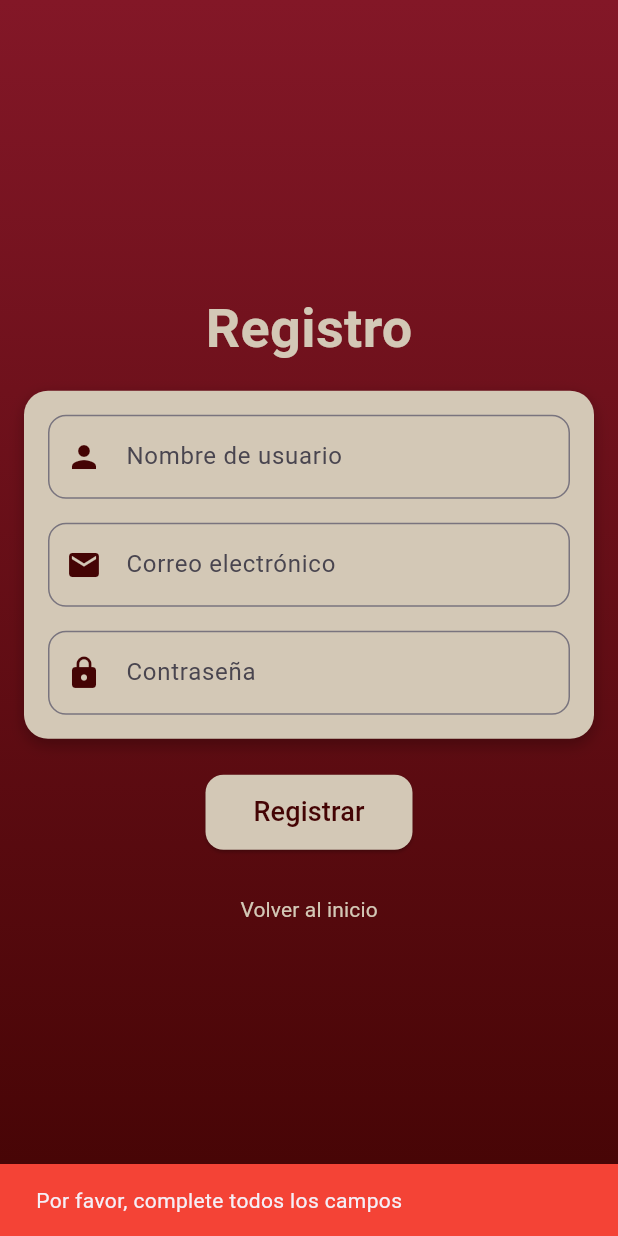
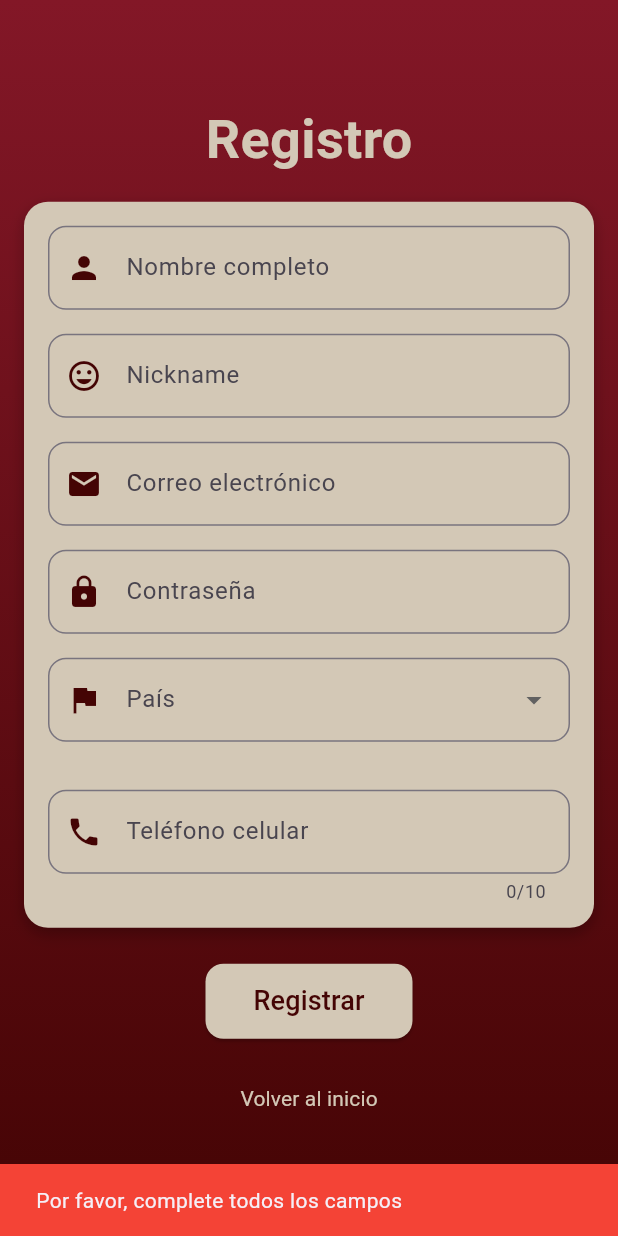
Before and after one commit to sab1103b/bild-flutter, a Flutter app: the Crearusuario screen opened by its route, after a tap on "Registrar", on a phone screen of 412 x 824 dp. Run offline on Flutter 3.47's test engine with Material 3 defaults, Android fonts, the phone set to English and light mode, and no system bars; our stand-ins replace firebase_core; accounts and stored records are empty.

Commit message:
mejora registro

```diff
--- a/lib/screens/crearusuario.dart
+++ b/lib/screens/crearusuario.dart
@@ -1,4 +1,5 @@
 import 'package:flutter/material.dart';
+import 'package:flutter/services.dart'; // Para los formateadores de texto
 
 class Crearusuario extends StatefulWidget {
   const Crearusuario({super.key});
@@ -8,19 +9,30 @@ class Crearusuario extends StatefulWidget {
 }
 
 class _CrearusuarioState extends State<Crearusuario> {
-  final TextEditingController _usernameController = TextEditingController();
+  final TextEditingController _fullnameController = TextEditingController();
+  final TextEditingController _nicknameController = TextEditingController();
   final TextEditingController _emailController = TextEditingController();
   final TextEditingController _passwordController = TextEditingController();
+  final TextEditingController _phoneController = TextEditingController();
+
+  String? _selectedCountry;
+  String? _selectedCity;
+
+  final List<String> _countries = ['Colombia', 'México', 'Argentina', 'Chile'];
+  final Map<String, List<String>> _cities = {
+    'Colombia': ['Bogotá', 'Medellín', 'Cali'],
+    'México': ['CDMX', 'Guadalajara', 'Monterrey'],
+    'Argentina': ['Buenos Aires', 'Córdoba', 'Rosario'],
+    'Chile': ['Santiago', 'Valparaíso', 'Concepción'],
+  };
 
   @override
   Widget build(BuildContext context) {
-    // Define colores vinotinto y beige para mantener la coherencia con el diseño.
     final Color vinotintoClaro = const Color.fromARGB(255, 131, 23, 39);
     final Color vinotintoOscuro = const Color.fromARGB(255, 68, 4, 4);
     final Color beigeClaro = const Color.fromARGB(255, 211, 200, 182);
 
     return Scaffold(
-      // Fondo con gradiente vinotinto
       body: Container(
         decoration: BoxDecoration(
           gradient: LinearGradient(
@@ -35,7 +47,6 @@ class _CrearusuarioState extends State<Crearusuario> {
             child: Column(
               mainAxisAlignment: MainAxisAlignment.center,
               children: [
-                // Título de la pantalla
                 Text(
                   'Registro',
                   style: TextStyle(
@@ -45,7 +56,6 @@ class _CrearusuarioState extends State<Crearusuario> {
                   ),
                 ),
                 const SizedBox(height: 16.0),
-                // Contenedor con campos de entrada
                 Container(
                   padding: const EdgeInsets.all(16.0),
                   decoration: BoxDecoration(
@@ -61,19 +71,34 @@ class _CrearusuarioState extends State<Crearusuario> {
                   ),
                   child: Column(
                     children: [
-                      // Campo de texto para nombre de usuario
+                      // Campo para nombre completo (solo letras)
                       TextField(
-                        controller: _usernameController,
+                        controller: _fullnameController,
                         decoration: InputDecoration(
-                          labelText: 'Nombre de usuario',
+                          labelText: 'Nombre completo',
                           prefixIcon: Icon(Icons.person, color: vinotintoOscuro),
+                          border: OutlineInputBorder(
+                            borderRadius: BorderRadius.circular(12.0),
+                          ),
+                        ),
+                        inputFormatters: [
+                          FilteringTextInputFormatter.allow(RegExp(r'[a-zA-Z\s]')), // Solo letras y espacios
+                        ],
+                      ),
+                      const SizedBox(height: 16.0),
+                      // Campo para nickname deseado
+                      TextField(
+                        controller: _nicknameController,
+                        decoration: InputDecoration(
+                          labelText: 'Nickname',
+                          prefixIcon: Icon(Icons.tag_faces, color: vinotintoOscuro),
                           border: OutlineInputBorder(
                             borderRadius: BorderRadius.circular(12.0),
                           ),
                         ),
                       ),
                       const SizedBox(height: 16.0),
-                      // Campo de texto para email
+                      // Campo para correo electrónico
                       TextField(
                         controller: _emailController,
                         keyboardType: TextInputType.emailAddress,
@@ -86,7 +111,7 @@ class _CrearusuarioState extends State<Crearusuario> {
                         ),
                       ),
                       const SizedBox(height: 16.0),
-                      // Campo de texto para contraseña
+                      // Campo para contraseña
                       TextField(
                         controller: _passwordController,
                         obscureText: true,
@@ -98,24 +123,97 @@ class _CrearusuarioState extends State<Crearusuario> {
                           ),
                         ),
                       ),
+                      const SizedBox(height: 16.0),
+                      // Selector de país
+                      DropdownButtonFormField<String>(
+                        value: _selectedCountry,
+                        onChanged: (value) {
+                          setState(() {
+                            _selectedCountry = value;
+                            _selectedCity = null; // Resetear ciudad cuando se cambie el país
+                          });
+                        },
+                        decoration: InputDecoration(
+                          labelText: 'País',
+                          prefixIcon: Icon(Icons.flag, color: vinotintoOscuro),
+                          border: OutlineInputBorder(
+                            borderRadius: BorderRadius.circular(12.0),
+                          ),
+                        ),
+                        items: _countries.map((String country) {
+                          return DropdownMenuItem<String>(
+                            value: country,
+                            child: Text(country),
+                          );
+                        }).toList(),
+                      ),
+                      const SizedBox(height: 16.0),
+                      // Selector de ciudad
+                      if (_selectedCountry != null)
+                        DropdownButtonFormField<String>(
+                          value: _selectedCity,
+                          onChanged: (value) {
+                            setState(() {
+                              _selectedCity = value;
+                            });
+                          },
+                          decoration: InputDecoration(
+                            labelText: 'Ciudad',
+                            prefixIcon: Icon(Icons.location_city, color: vinotintoOscuro),
+                            border: OutlineInputBorder(
+                              borderRadius: BorderRadius.circular(12.0),
+                            ),
+                          ),
+                          items: _selectedCountry != null
+                              ? _cities[_selectedCountry]!.map((String city) {
+                                  return DropdownMenuItem<String>(
+                                    value: city,
+                                    child: Text(city),
+                                  );
+                                }).toList()
+                              : [],
+                        ),
+                      const SizedBox(height: 16.0),
+                      // Campo para teléfono celular (solo números)
+                      TextField(
+                        controller: _phoneController,
+                        keyboardType: TextInputType.phone,
+                        maxLength: 10,
+                        decoration: InputDecoration(
+                          labelText: 'Teléfono celular',
+                          prefixIcon: Icon(Icons.phone, color: vinotintoOscuro),
+                          border: OutlineInputBorder(
+                            borderRadius: BorderRadius.circular(12.0),
+                          ),
+                        ),
+                        inputFormatters: [
+                          FilteringTextInputFormatter.digitsOnly, // Solo números
+                        ],
+                      ),
                     ],
                   ),
                 ),
                 const SizedBox(height: 24.0),
-                // Botón de registrar
                 ElevatedButton(
                   onPressed: () {
-                    // Aquí agregarías la lógica para registrar al usuario.
-                    final username = _usernameController.text;
+                    final fullname = _fullnameController.text;
+                    final nickname = _nicknameController.text;
                     final email = _emailController.text;
                     final password = _passwordController.text;
+                    final phone = _phoneController.text;
+                    final country = _selectedCountry;
+                    final city = _selectedCity;
 
-                    if (username.isNotEmpty &&
+                    if (fullname.isNotEmpty &&
+                        nickname.isNotEmpty &&
                         email.isNotEmpty &&
-                        password.isNotEmpty) {
+                        password.isNotEmpty &&
+                        phone.isNotEmpty &&
+                        country != null &&
+                        city != null) {
                       ScaffoldMessenger.of(context).showSnackBar(
                         SnackBar(
-                          content: Text('Usuario $username registrado con éxito'),
+                          content: Text('Usuario registrado con éxito'),
                           backgroundColor: vinotintoClaro,
                         ),
                       );
@@ -146,10 +244,9 @@ class _CrearusuarioState extends State<Crearusuario> {
                   ),
                 ),
                 const SizedBox(height: 16.0),
-                // Botón para regresar al login
                 TextButton(
                   onPressed: () {
-                    Navigator.pop(context);
+                    Navigator.pop(context); // Regresa al inicio
                   },
                   child: Text(
                     'Volver al inicio',
```
